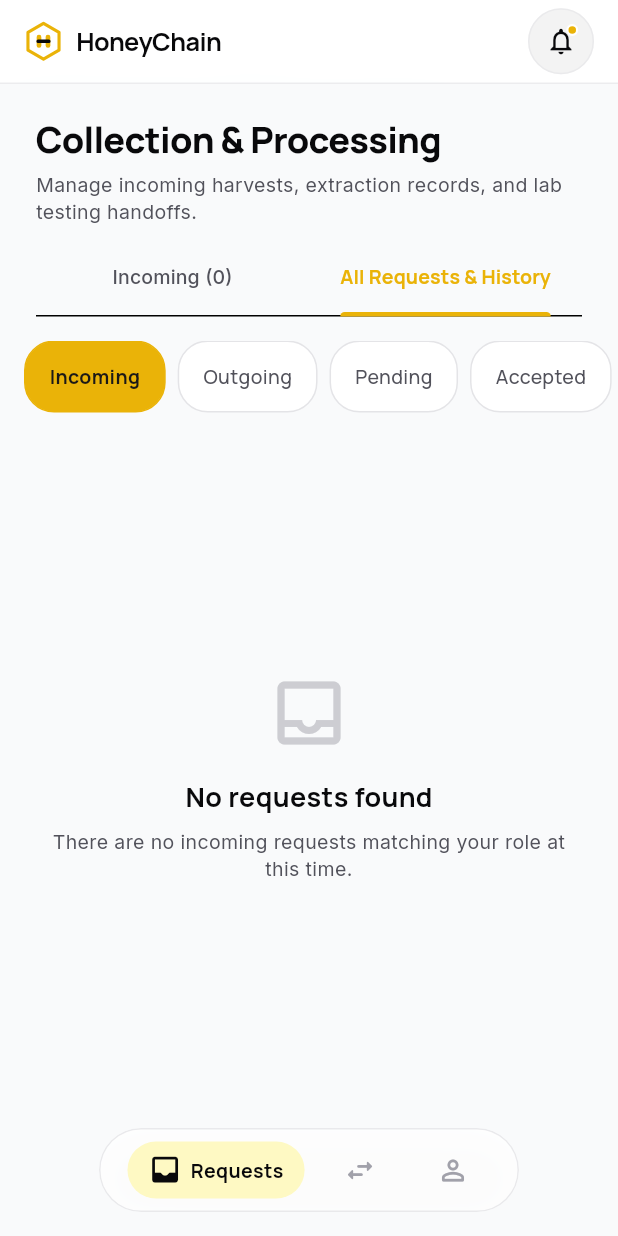
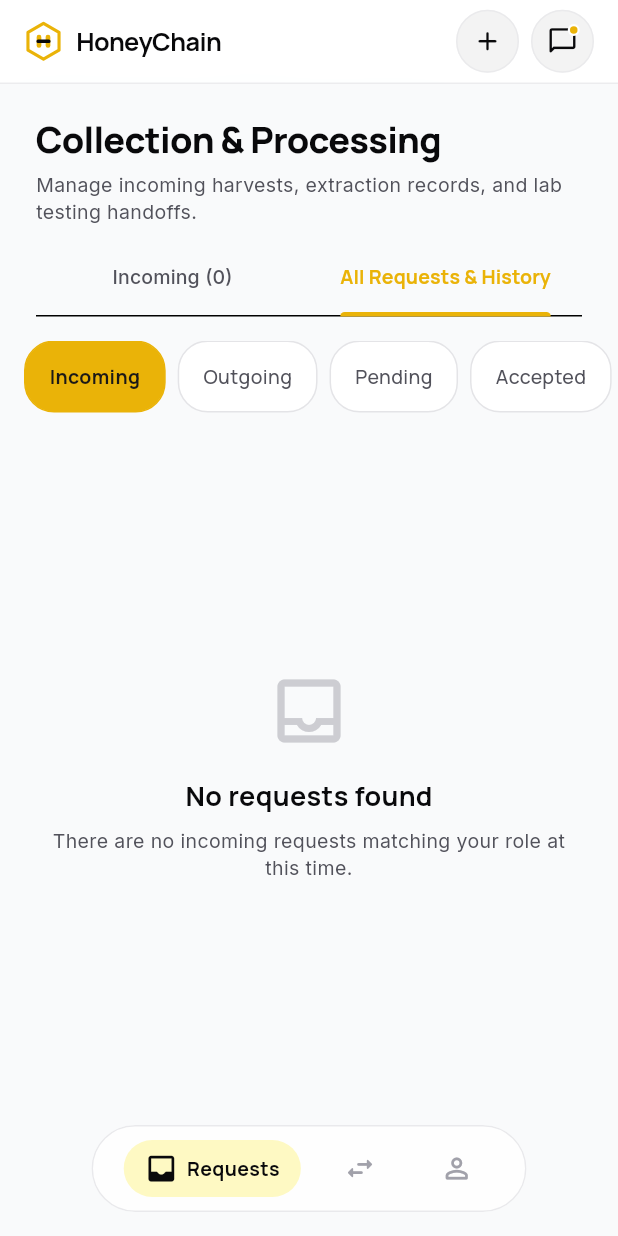
Before and after one commit to cs-sakshamm/HoneyChain, a Flutter app: the CollectionNavigationScreen screen opened directly, tab 2 chosen, on a phone screen of 412 x 824 dp. Run offline on Flutter 3.47's test engine with Material 3 defaults, Android fonts, the phone set to English and light mode, and no system bars; our stand-ins replace firebase_auth, firebase_core, google_fonts, google_sign_in, qr_flutter, shared_preferences; accounts and stored records are empty; network calls fail.

Commit message:
feat(ui): update top and bottom navbars with Pinterest-style layout and buttons

```diff
--- a/mobile_app/lib/core/widgets/global_app_bar.dart
+++ b/mobile_app/lib/core/widgets/global_app_bar.dart
@@ -5,25 +5,32 @@ import '../constants/app_constants.dart';
 import '../theme/app_theme.dart';
 import 'app_logo.dart';
 import 'pill_back_button.dart';
+import '../../features/hives/screens/add_edit_hive_screen.dart';
 import '../../features/profile/screens/notifications_screen.dart';
 
-/// Clean, Reusable Top Navigation / Header for HoneyChain Mobile
+/// Clean, Pinterest-Inspired Top Navigation / Header for HoneyChain Mobile
 /// - Left: HoneyChain geometric logo + "HoneyChain" text (or Back button + Title on subpages)
-/// - Right: ONLY the Notification / Bell icon with unread indicator badge
-/// - Theme-aware: Automatically adapts to Light & Dark themes
+/// - Right: Clickable Plus (+) Action Button + Inbox/Message Action Button (with unread badge)
+/// - Theme-aware: Seamlessly adapts to Light & Dark themes with subtle frosted blur
 class GlobalAppBar extends StatelessWidget implements PreferredSizeWidget {
   final bool showBackButton;
   final String? titleText;
+  final VoidCallback? onAddTap;
+  final VoidCallback? onInboxTap;
   final VoidCallback? onNotificationTap;
   final bool hasUnreadNotifications;
+  final bool showActions;
   final List<Widget>? extraActions;
 
   const GlobalAppBar({
     super.key,
     this.showBackButton = false,
     this.titleText,
+    this.onAddTap,
+    this.onInboxTap,
     this.onNotificationTap,
     this.hasUnreadNotifications = true,
+    this.showActions = true,
     this.extraActions,
   });
 
@@ -112,14 +119,34 @@ class GlobalAppBar extends StatelessWidget implements PreferredSizeWidget {
                       ),
               ),
 
-              // Right Section: ONLY Notification / Bell Icon
+              // Right Section: Plus (+) Button + Inbox / Message Button
               Row(
                 mainAxisSize: MainAxisSize.min,
                 children: [
                   if (extraActions != null) ...extraActions!,
-                  _NotificationBellButton(
-                    hasUnread: hasUnreadNotifications,
-                    onTap: onNotificationTap ??
+                  if (showActions) ...[
+                    // 1. Plus (+) Action Button -> opens Add/Create Page
+                    _TopNavActionButton(
+                      icon: Icons.add_rounded,
+                      tooltip: 'Create / Add',
+                      onTap: onAddTap ??
+                          () {
+                            Navigator.push(
+                              context,
+                              MaterialPageRoute(
+                                builder: (context) => const AddEditHiveScreen(),
+                              ),
+                            );
+                          },
+                    ),
+                    const SizedBox(width: 8),
+                    // 2. Inbox / Message Action Button -> opens Inbox / Messages Page
+                    _TopNavActionButton(
+                      icon: Icons.chat_bubble_outline_rounded,
+                      tooltip: 'Inbox / Messages',
+                      hasBadge: hasUnreadNotifications,
+                      onTap: onInboxTap ??
+                          onNotificationTap ??
                           () {
                             Navigator.push(
                               context,
@@ -130,6 +157,7 @@ class GlobalAppBar extends StatelessWidget implements PreferredSizeWidget {
                           },
                     ),
                   ],
+                ],
               ),
             ],
           ),
@@ -139,13 +167,18 @@ class GlobalAppBar extends StatelessWidget implements PreferredSizeWidget {
   }
 }
 
-class _NotificationBellButton extends StatelessWidget {
-  final bool hasUnread;
+/// Accessible, Pinterest-inspired circular action button with theme-aware styling
+class _TopNavActionButton extends StatelessWidget {
+  final IconData icon;
+  final String tooltip;
   final VoidCallback onTap;
+  final bool hasBadge;
 
-  const _NotificationBellButton({
-    required this.hasUnread,
+  const _TopNavActionButton({
+    required this.icon,
+    required this.tooltip,
     required this.onTap,
+    this.hasBadge = false,
   });
 
   @override
@@ -156,15 +189,15 @@ class _NotificationBellButton extends StatelessWidget {
         : const Color(0xFF09090B).withValues(alpha: 0.05);
 
     return Tooltip(
-      message: 'Notifications',
+      message: tooltip,
       child: Material(
         color: Colors.transparent,
         child: InkWell(
           onTap: onTap,
-          borderRadius: BorderRadius.circular(22),
+          borderRadius: BorderRadius.circular(21),
           child: Container(
-            width: 44,
-            height: 44,
+            width: 42,
+            height: 42,
             decoration: BoxDecoration(
               color: btnBg,
               shape: BoxShape.circle,
@@ -180,11 +213,11 @@ class _NotificationBellButton extends StatelessWidget {
               clipBehavior: Clip.none,
               children: [
                 Icon(
-                  Icons.notifications_outlined,
+                  icon,
                   size: 21,
                   color: context.textPrimaryColor,
                 ),
-                if (hasUnread)
+                if (hasBadge)
                   Positioned(
                     top: -1,
                     right: -1,
--- a/mobile_app/lib/features/collection/collection_navigation_screen.dart
+++ b/mobile_app/lib/features/collection/collection_navigation_screen.dart
@@ -125,18 +125,18 @@ class _CollectionNavigationScreenState extends State<CollectionNavigationScreen>
             child: Center(
               heightFactor: 1.0,
               child: ClipRRect(
-                borderRadius: BorderRadius.circular(30),
+                borderRadius: BorderRadius.circular(32),
                 child: BackdropFilter(
-                  filter: ImageFilter.blur(sigmaX: 16, sigmaY: 16),
+                  filter: ImageFilter.blur(sigmaX: 18, sigmaY: 18),
                   child: Container(
-                    constraints: const BoxConstraints(maxWidth: 280),
-                    height: 56,
-                    padding: const EdgeInsets.symmetric(horizontal: 6, vertical: 6),
+                    constraints: const BoxConstraints(maxWidth: 290),
+                    height: 58,
+                    padding: const EdgeInsets.symmetric(horizontal: 6, vertical: 5),
                     decoration: BoxDecoration(
                       color: isDark
-                          ? const Color(0xFF1E1E1E).withValues(alpha: 0.85)
-                          : context.surfaceColor.withValues(alpha: 0.88),
-                      borderRadius: BorderRadius.circular(30),
+                          ? const Color(0xFF18181B).withValues(alpha: 0.90)
+                          : context.surfaceColor.withValues(alpha: 0.94),
+                      borderRadius: BorderRadius.circular(32),
                       border: Border.all(
                         color: isDark
                             ? Colors.white.withValues(alpha: 0.12)
@@ -145,9 +145,9 @@ class _CollectionNavigationScreenState extends State<CollectionNavigationScreen>
                       ),
                       boxShadow: [
                         BoxShadow(
-                          color: Colors.black.withValues(alpha: isDark ? 0.35 : 0.08),
-                          blurRadius: 20,
-                          offset: const Offset(0, 6),
+                          color: Colors.black.withValues(alpha: isDark ? 0.45 : 0.08),
+                          blurRadius: 24,
+                          offset: const Offset(0, 8),
                         ),
                       ],
                     ),
@@ -214,14 +214,14 @@ class _CollectionNavigationScreenState extends State<CollectionNavigationScreen>
               _showNav();
             });
           },
-          borderRadius: BorderRadius.circular(24),
+          borderRadius: BorderRadius.circular(26),
           child: AnimatedContainer(
             duration: const Duration(milliseconds: 250),
             curve: Curves.easeOutCubic,
             padding: const EdgeInsets.symmetric(horizontal: 14, vertical: 8),
             decoration: BoxDecoration(
               color: pillBg,
-              borderRadius: BorderRadius.circular(24),
+              borderRadius: BorderRadius.circular(26),
             ),
             child: Row(
               mainAxisSize: MainAxisSize.min,
```
Also changed, not shown: mobile_app/lib/features/lab/lab_navigation_screen.dart (+13 -13 lines), mobile_app/lib/features/navigation/main_navigation_screen.dart (+13 -13 lines), mobile_app/lib/features/packaging/packaging_navigation_screen.dart (+13 -13 lines). Lines whose indentation alone changed are shown as unchanged.
